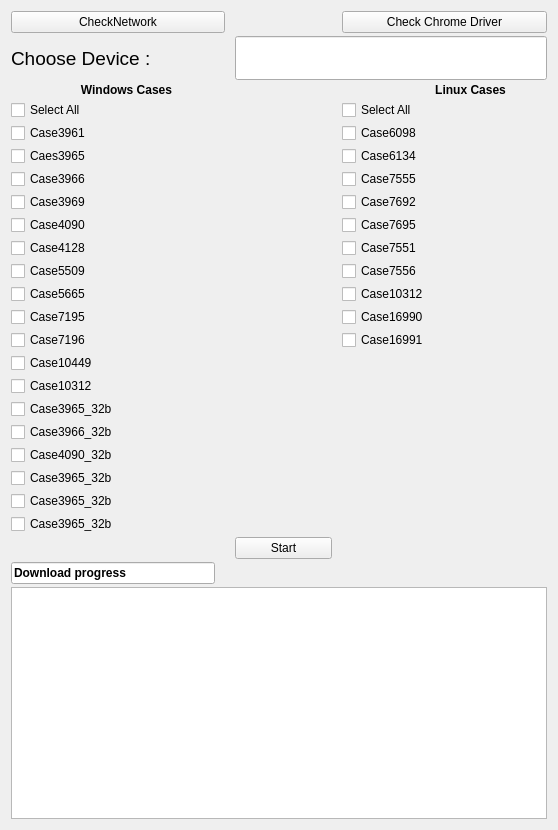
Qt form JX FW Download/newGUIui.ui (Angus210801/GN_Project) before a commit.
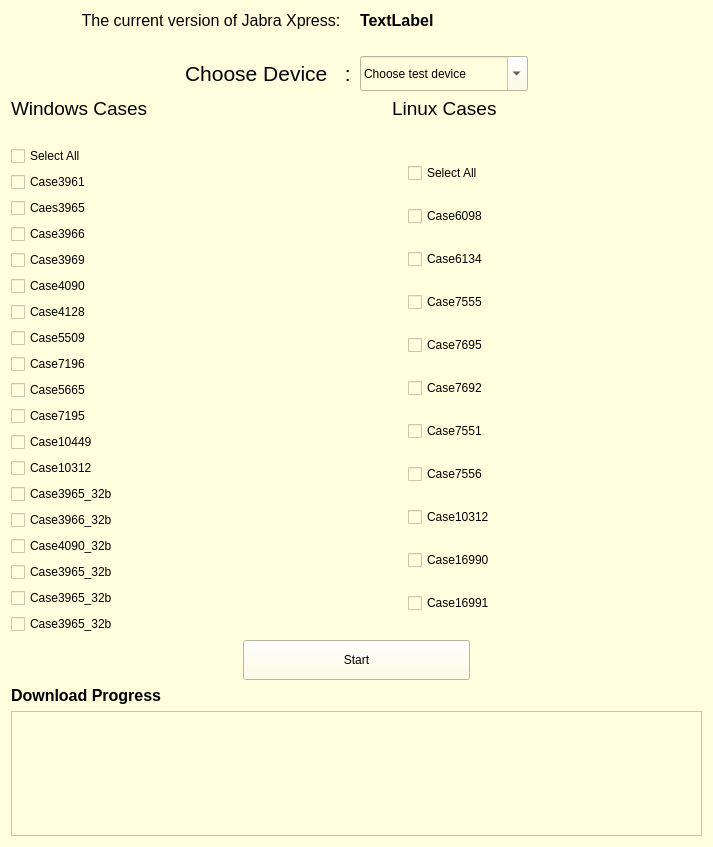
The same form after that commit.

```diff
--- a/JX FW Download/newGUIui.ui
+++ b/JX FW Download/newGUIui.ui
@@ -6,343 +6,475 @@
    <rect>
     <x>0</x>
     <y>0</y>
-    <width>558</width>
-    <height>830</height>
+    <width>713</width>
+    <height>847</height>
    </rect>
   </property>
   <property name="windowTitle">
    <string>Jabra Xpress Downlod tool</string>
   </property>
-  <layout class="QGridLayout" name="gridLayout">
-   <property name="horizontalSpacing">
-    <number>10</number>
-   </property>
-   <property name="verticalSpacing">
-    <number>3</number>
-   </property>
-   <item row="7" column="0" colspan="2">
-    <widget class="QCheckBox" name="checkBox_5">
-     <property name="text">
-      <string>Case3969</string>
-     </property>
-    </widget>
+  <property name="styleSheet">
+   <string notr="true">background-color: rgb(255, 255, 222);</string>
+  </property>
+  <layout class="QVBoxLayout" name="verticalLayout_4">
+   <item>
+    <layout class="QHBoxLayout" name="horizontalLayout_4">
+     <item>
+      <widget class="QLabel" name="label_theCurrentVersion">
+       <property name="font">
+        <font>
+         <pointsize>12</pointsize>
+        </font>
+       </property>
+       <property name="text">
+        <string>                The current version of Jabra Xpress:</string>
+       </property>
+      </widget>
+     </item>
+     <item>
+      <widget class="QLabel" name="label_theCurrentVersionSet">
+       <property name="font">
+        <font>
+         <pointsize>12</pointsize>
+         <weight>75</weight>
+         <bold>true</bold>
+        </font>
+       </property>
+       <property name="text">
+        <string>TextLabel</string>
+       </property>
+      </widget>
+     </item>
+    </layout>
    </item>
-   <item row="7" column="3">
-    <widget class="QCheckBox" name="case7692">
-     <property name="text">
-      <string>Case7692</string>
-     </property>
-    </widget>
+   <item>
+    <layout class="QHBoxLayout" name="horizontalLayout_5">
+     <item>
+      <widget class="QLabel" name="label_6">
+       <property name="text">
+        <string/>
+       </property>
+      </widget>
+     </item>
+     <item>
+      <widget class="QLabel" name="label_7">
+       <property name="text">
+        <string/>
+       </property>
+      </widget>
+     </item>
+    </layout>
    </item>
-   <item row="0" column="3" colspan="2">
-    <widget class="QPushButton" name="CheckNetwork_2">
-     <property name="text">
-      <string>Check Chrome Driver</string>
-     </property>
-     <property name="iconSize">
-      <size>
-       <width>130</width>
-       <height>30</height>
-      </size>
-     </property>
-    </widget>
+   <item>
+    <layout class="QHBoxLayout" name="horizontalLayout_2" stretch="3,3,3,3">
+     <item>
+      <widget class="QLabel" name="label_4">
+       <property name="enabled">
+        <bool>false</bool>
+       </property>
+       <property name="text">
+        <string/>
+       </property>
+      </widget>
+     </item>
+     <item>
+      <widget class="QLabel" name="label_chooseDevice">
+       <property name="font">
+        <font>
+         <pointsize>16</pointsize>
+        </font>
+       </property>
+       <property name="text">
+        <string>Choose Device   :</string>
+       </property>
+       <property name="wordWrap">
+        <bool>true</bool>
+       </property>
+      </widget>
+     </item>
+     <item>
+      <widget class="QComboBox" name="combox_chooseDevice">
+       <property name="minimumSize">
+        <size>
+         <width>0</width>
+         <height>35</height>
+        </size>
+       </property>
+       <property name="editable">
+        <bool>true</bool>
+       </property>
+       <property name="currentText">
+        <string>Choose test device</string>
+       </property>
+      </widget>
+     </item>
+     <item>
+      <widget class="QLabel" name="label_5">
+       <property name="enabled">
+        <bool>false</bool>
+       </property>
+       <property name="text">
+        <string/>
+       </property>
+      </widget>
+     </item>
+    </layout>
    </item>
-   <item row="19" column="0" colspan="2">
-    <widget class="QCheckBox" name="checkBox_17">
-     <property name="text">
-      <string>Case3965_32b</string>
+   <item>
+    <layout class="QGridLayout" name="gridLayout" columnstretch="3,1,3" columnminimumwidth="5,1,5">
+     <property name="rightMargin">
+      <number>200</number>
      </property>
-    </widget>
+     <item row="0" column="0">
+      <widget class="QLabel" name="label_Windows">
+       <property name="sizePolicy">
+        <sizepolicy hsizetype="Fixed" vsizetype="Fixed">
+         <horstretch>0</horstretch>
+         <verstretch>0</verstretch>
+        </sizepolicy>
+       </property>
+       <property name="font">
+        <font>
+         <pointsize>14</pointsize>
+         <weight>50</weight>
+         <bold>false</bold>
+        </font>
+       </property>
+       <property name="toolTipDuration">
+        <number>0</number>
+       </property>
+       <property name="text">
+        <string>Windows Cases</string>
+       </property>
+      </widget>
+     </item>
+     <item row="0" column="1">
+      <widget class="QLabel" name="label_notMean">
+       <property name="sizePolicy">
+        <sizepolicy hsizetype="Preferred" vsizetype="Fixed">
+         <horstretch>0</horstretch>
+         <verstretch>0</verstretch>
+        </sizepolicy>
+       </property>
+       <property name="minimumSize">
+        <size>
+         <width>20</width>
+         <height>10</height>
+        </size>
+       </property>
+       <property name="text">
+        <string/>
+       </property>
+      </widget>
+     </item>
+     <item row="0" column="2">
+      <widget class="QLabel" name="label_Linux">
+       <property name="sizePolicy">
+        <sizepolicy hsizetype="Fixed" vsizetype="Fixed">
+         <horstretch>0</horstretch>
+         <verstretch>0</verstretch>
+        </sizepolicy>
+       </property>
+       <property name="font">
+        <font>
+         <pointsize>14</pointsize>
+         <weight>50</weight>
+         <bold>false</bold>
+        </font>
+       </property>
+       <property name="toolTipDuration">
+        <number>0</number>
+       </property>
+       <property name="text">
+        <string>Linux Cases </string>
+       </property>
+      </widget>
+     </item>
+    </layout>
    </item>
-   <item row="25" column="0" colspan="5">
-    <widget class="QTextEdit" name="textEdit"/>
-   </item>
-   <item row="12" column="3">
-    <widget class="QCheckBox" name="case16990">
-     <property name="text">
-      <string>Case16990</string>
+   <item>
+    <widget class="QLabel" name="label_2">
+     <property name="enabled">
+      <bool>false</bool>
      </property>
-    </widget>
-   </item>
-   <item row="24" column="0">
-    <widget class="QLineEdit" name="lineEdit">
-     <property name="font">
-      <font>
-       <pointsize>9</pointsize>
-       <weight>75</weight>
-       <bold>true</bold>
-      </font>
-     </property>
      <property name="text">
-      <string>Download progress</string>
+      <string/>
      </property>
     </widget>
    </item>
-   <item row="11" column="0" colspan="2">
-    <widget class="QCheckBox" name="checkBox_8">
-     <property name="text">
-      <string>Case5665</string>
-     </property>
-    </widget>
+   <item>
+    <layout class="QHBoxLayout" name="horizontalLayout_3" stretch="4,3">
+     <item>
+      <layout class="QVBoxLayout" name="verticalLayout">
+       <item>
+        <widget class="QCheckBox" name="checkBox_checkAll_win">
+         <property name="text">
+          <string>Select All</string>
+         </property>
+        </widget>
+       </item>
+       <item>
+        <widget class="QCheckBox" name="checkBox_case3961">
+         <property name="text">
+          <string>Case3961</string>
+         </property>
+        </widget>
+       </item>
+       <item>
+        <widget class="QCheckBox" name="checkBox_case3965">
+         <property name="text">
+          <string>Caes3965</string>
+         </property>
+        </widget>
+       </item>
+       <item>
+        <widget class="QCheckBox" name="checkBox_case3966">
+         <property name="text">
+          <string>Case3966</string>
+         </property>
+        </widget>
+       </item>
+       <item>
+        <widget class="QCheckBox" name="checkBox_5">
+         <property name="text">
+          <string>Case3969</string>
+         </property>
+        </widget>
+       </item>
+       <item>
+        <widget class="QCheckBox" name="checkBox_9">
+         <property name="text">
+          <string>Case4090</string>
+         </property>
+        </widget>
+       </item>
+       <item>
+        <widget class="QCheckBox" name="checkBox_6">
+         <property name="text">
+          <string>Case4128</string>
+         </property>
+        </widget>
+       </item>
+       <item>
+        <widget class="QCheckBox" name="checkBox_7">
+         <property name="text">
+          <string>Case5509</string>
+         </property>
+        </widget>
+       </item>
+       <item>
+        <widget class="QCheckBox" name="checkBox_11">
+         <property name="text">
+          <string>Case7196</string>
+         </property>
+        </widget>
+       </item>
+       <item>
+        <widget class="QCheckBox" name="checkBox_8">
+         <property name="text">
+          <string>Case5665</string>
+         </property>
+        </widget>
+       </item>
+       <item>
+        <widget class="QCheckBox" name="checkBox_10">
+         <property name="text">
+          <string>Case7195</string>
+         </property>
+        </widget>
+       </item>
+       <item>
+        <widget class="QCheckBox" name="checkBox_12">
+         <property name="text">
+          <string>Case10449</string>
+         </property>
+        </widget>
+       </item>
+       <item>
+        <widget class="QCheckBox" name="checkBox_13">
+         <property name="text">
+          <string>Case10312</string>
+         </property>
+        </widget>
+       </item>
+       <item>
+        <widget class="QCheckBox" name="checkBox_14">
+         <property name="text">
+          <string>Case3965_32b</string>
+         </property>
+        </widget>
+       </item>
+       <item>
+        <widget class="QCheckBox" name="checkBox_15">
+         <property name="text">
+          <string>Case3966_32b</string>
+         </property>
+        </widget>
+       </item>
+       <item>
+        <widget class="QCheckBox" name="checkBox_16">
+         <property name="text">
+          <string>Case4090_32b</string>
+         </property>
+        </widget>
+       </item>
+       <item>
+        <widget class="QCheckBox" name="checkBox_17">
+         <property name="text">
+          <string>Case3965_32b</string>
+         </property>
+        </widget>
+       </item>
+       <item>
+        <widget class="QCheckBox" name="checkBox_18">
+         <property name="text">
+          <string>Case3965_32b</string>
+         </property>
+        </widget>
+       </item>
+       <item>
+        <widget class="QCheckBox" name="checkBox_19">
+         <property name="text">
+          <string>Case3965_32b</string>
+         </property>
+        </widget>
+       </item>
+      </layout>
+     </item>
+     <item>
+      <layout class="QVBoxLayout" name="verticalLayout_2">
+       <item>
+        <widget class="QCheckBox" name="checkbox_selectAll_linux">
+         <property name="text">
+          <string>Select All</string>
+         </property>
+        </widget>
+       </item>
+       <item>
+        <widget class="QCheckBox" name="case6098">
+         <property name="text">
+          <string>Case6098</string>
+         </property>
+        </widget>
+       </item>
+       <item>
+        <widget class="QCheckBox" name="case6134">
+         <property name="text">
+          <string>Case6134</string>
+         </property>
+        </widget>
+       </item>
+       <item>
+        <widget class="QCheckBox" name="case7555">
+         <property name="text">
+          <string>Case7555</string>
+         </property>
+        </widget>
+       </item>
+       <item>
+        <widget class="QCheckBox" name="case7695">
+         <property name="text">
+          <string>Case7695</string>
+         </property>
+        </widget>
+       </item>
+       <item>
+        <widget class="QCheckBox" name="case7692">
+         <property name="text">
+          <string>Case7692</string>
+         </property>
+        </widget>
+       </item>
+       <item>
+        <widget class="QCheckBox" name="case7551">
+         <property name="text">
+          <string>Case7551</string>
+         </property>
+        </widget>
+       </item>
+       <item>
+        <widget class="QCheckBox" name="case7556">
+         <property name="text">
+          <string>Case7556</string>
+         </property>
+        </widget>
+       </item>
+       <item>
+        <widget class="QCheckBox" name="case10312">
+         <property name="text">
+          <string>Case10312</string>
+         </property>
+        </widget>
+       </item>
+       <item>
+        <widget class="QCheckBox" name="case16990">
+         <property name="text">
+          <string>Case16990</string>
+         </property>
+        </widget>
+       </item>
+       <item>
+        <widget class="QCheckBox" name="case16991">
+         <property name="text">
+          <string>Case16991</string>
+         </property>
+        </widget>
+       </item>
+      </layout>
+     </item>
+    </layout>
    </item>
-   <item row="21" column="0" colspan="2">
-    <widget class="QCheckBox" name="checkBox_19">
-     <property name="text">
-      <string>Case3965_32b</string>
-     </property>
-    </widget>
+   <item>
+    <layout class="QHBoxLayout" name="horizontalLayout_6">
+     <item>
+      <widget class="QLabel" name="label_8">
+       <property name="text">
+        <string/>
+       </property>
+      </widget>
+     </item>
+     <item>
+      <widget class="QPushButton" name="pushButton">
+       <property name="minimumSize">
+        <size>
+         <width>10</width>
+         <height>40</height>
+        </size>
+       </property>
+       <property name="text">
+        <string>Start</string>
+       </property>
+      </widget>
+     </item>
+     <item>
+      <widget class="QLabel" name="label_9">
+       <property name="text">
+        <string/>
+       </property>
+      </widget>
+     </item>
+    </layout>
    </item>
-   <item row="4" column="0" colspan="2">
-    <widget class="QCheckBox" name="checkBox_2">
-     <property name="text">
-      <string>Case3961</string>
-     </property>
-    </widget>
-   </item>
-   <item row="13" column="0" colspan="2">
-    <widget class="QCheckBox" name="checkBox_11">
-     <property name="text">
-      <string>Case7196</string>
-     </property>
-    </widget>
-   </item>
-   <item row="10" column="0" colspan="2">
-    <widget class="QCheckBox" name="checkBox_7">
-     <property name="text">
-      <string>Case5509</string>
-     </property>
-    </widget>
-   </item>
-   <item row="14" column="0" colspan="2">
-    <widget class="QCheckBox" name="checkBox_12">
-     <property name="text">
-      <string>Case10449</string>
-     </property>
-    </widget>
-   </item>
-   <item row="11" column="3">
-    <widget class="QCheckBox" name="case10312">
-     <property name="text">
-      <string>Case10312</string>
-     </property>
-    </widget>
-   </item>
-   <item row="18" column="0" colspan="2">
-    <widget class="QCheckBox" name="checkBox_16">
-     <property name="text">
-      <string>Case4090_32b</string>
-     </property>
-    </widget>
-   </item>
-   <item row="5" column="3">
-    <widget class="QCheckBox" name="case6134">
-     <property name="text">
-      <string>Case6134</string>
-     </property>
-    </widget>
-   </item>
-   <item row="17" column="0" colspan="2">
-    <widget class="QCheckBox" name="checkBox_15">
-     <property name="text">
-      <string>Case3966_32b</string>
-     </property>
-    </widget>
-   </item>
-   <item row="2" column="3" colspan="2">
-    <widget class="QLabel" name="label_Linux">
-     <property name="font">
-      <font>
-       <weight>75</weight>
-       <bold>true</bold>
-      </font>
-     </property>
-     <property name="toolTipDuration">
-      <number>0</number>
-     </property>
-     <property name="layoutDirection">
-      <enum>Qt::LeftToRight</enum>
-     </property>
-     <property name="text">
-      <string>                            Linux Cases</string>
-     </property>
-     <property name="textFormat">
-      <enum>Qt::PlainText</enum>
-     </property>
-    </widget>
-   </item>
-   <item row="13" column="3">
-    <widget class="QCheckBox" name="case16991">
-     <property name="text">
-      <string>Case16991</string>
-     </property>
-    </widget>
-   </item>
-   <item row="16" column="0" colspan="2">
-    <widget class="QCheckBox" name="checkBox_14">
-     <property name="text">
-      <string>Case3965_32b</string>
-     </property>
-    </widget>
-   </item>
-   <item row="9" column="3">
-    <widget class="QCheckBox" name="case7551">
-     <property name="text">
-      <string>Case7551</string>
-     </property>
-    </widget>
-   </item>
-   <item row="15" column="0" colspan="2">
-    <widget class="QCheckBox" name="checkBox_13">
-     <property name="text">
-      <string>Case10312</string>
-     </property>
-    </widget>
-   </item>
-   <item row="6" column="3">
-    <widget class="QCheckBox" name="case7555">
-     <property name="text">
-      <string>Case7555</string>
-     </property>
-    </widget>
-   </item>
-   <item row="12" column="0" colspan="2">
-    <widget class="QCheckBox" name="checkBox_10">
-     <property name="text">
-      <string>Case7195</string>
-     </property>
-    </widget>
-   </item>
-   <item row="1" column="0" colspan="2">
-    <widget class="QLabel" name="label_chooseDevice">
-     <property name="font">
-      <font>
-       <pointsize>14</pointsize>
-      </font>
-     </property>
-     <property name="text">
-      <string>Choose Device :</string>
-     </property>
-     <property name="wordWrap">
-      <bool>true</bool>
-     </property>
-    </widget>
-   </item>
-   <item row="2" column="0" colspan="3">
-    <widget class="QLabel" name="label_Windows">
-     <property name="font">
-      <font>
-       <weight>75</weight>
-       <bold>true</bold>
-      </font>
-     </property>
-     <property name="toolTipDuration">
-      <number>0</number>
-     </property>
-     <property name="text">
-      <string>                     Windows Cases</string>
-     </property>
-    </widget>
-   </item>
-   <item row="8" column="0" colspan="2">
-    <widget class="QCheckBox" name="checkBox_9">
-     <property name="text">
-      <string>Case4090</string>
-     </property>
-    </widget>
-   </item>
-   <item row="1" column="2" colspan="3">
-    <widget class="QLineEdit" name="input_choosedevice">
-     <property name="font">
-      <font>
-       <pointsize>24</pointsize>
-       <weight>75</weight>
-       <bold>true</bold>
-      </font>
-     </property>
-    </widget>
-   </item>
-   <item row="6" column="0" colspan="2">
-    <widget class="QCheckBox" name="checkBox_4">
-     <property name="text">
-      <string>Case3966</string>
-     </property>
-    </widget>
-   </item>
-   <item row="3" column="0" colspan="2">
-    <widget class="QCheckBox" name="checkBox">
-     <property name="text">
-      <string>Select All</string>
-     </property>
-    </widget>
-   </item>
-   <item row="9" column="0" colspan="2">
-    <widget class="QCheckBox" name="checkBox_6">
-     <property name="text">
-      <string>Case4128</string>
-     </property>
-    </widget>
-   </item>
-   <item row="10" column="3">
-    <widget class="QCheckBox" name="case7556">
-     <property name="text">
-      <string>Case7556</string>
-     </property>
-    </widget>
-   </item>
-   <item row="0" column="0" colspan="2">
-    <widget class="QPushButton" name="CheckNetwork">
-     <property name="text">
-      <string>CheckNetwork</string>
-     </property>
-     <property name="iconSize">
-      <size>
-       <width>130</width>
-       <height>30</height>
-      </size>
-     </property>
-    </widget>
-   </item>
-   <item row="4" column="3">
-    <widget class="QCheckBox" name="case6098">
-     <property name="text">
-      <string>Case6098</string>
-     </property>
-    </widget>
-   </item>
-   <item row="5" column="0" colspan="2">
-    <widget class="QCheckBox" name="checkBox_3">
-     <property name="text">
-      <string>Caes3965</string>
-     </property>
-    </widget>
-   </item>
-   <item row="8" column="3">
-    <widget class="QCheckBox" name="case7695">
-     <property name="text">
-      <string>Case7695</string>
-     </property>
-    </widget>
-   </item>
-   <item row="20" column="0" colspan="2">
-    <widget class="QCheckBox" name="checkBox_18">
-     <property name="text">
-      <string>Case3965_32b</string>
-     </property>
-    </widget>
-   </item>
-   <item row="3" column="3">
-    <widget class="QCheckBox" name="Linux_selectAll_chkbox">
-     <property name="text">
-      <string>Select All</string>
-     </property>
-    </widget>
-   </item>
-   <item row="22" column="2">
-    <widget class="QPushButton" name="pushButton">
-     <property name="text">
-      <string>Start</string>
-     </property>
-    </widget>
+   <item>
+    <layout class="QVBoxLayout" name="verticalLayout_3">
+     <item>
+      <widget class="QLabel" name="label">
+       <property name="font">
+        <font>
+         <pointsize>12</pointsize>
+         <weight>75</weight>
+         <bold>true</bold>
+        </font>
+       </property>
+       <property name="text">
+        <string>Download Progress</string>
+       </property>
+      </widget>
+     </item>
+     <item>
+      <widget class="QTextEdit" name="textEdit"/>
+     </item>
+    </layout>
    </item>
   </layout>
   <action name="actionCheckall">
```
Left out of the diff: 7 changed lines with no effect on the pictures.
